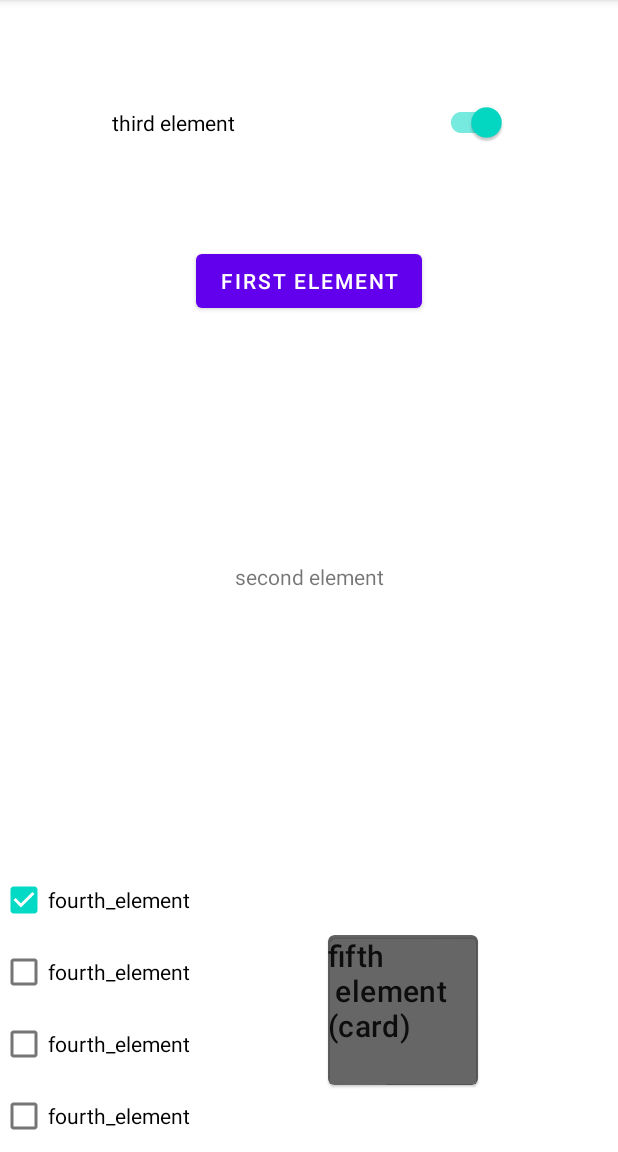
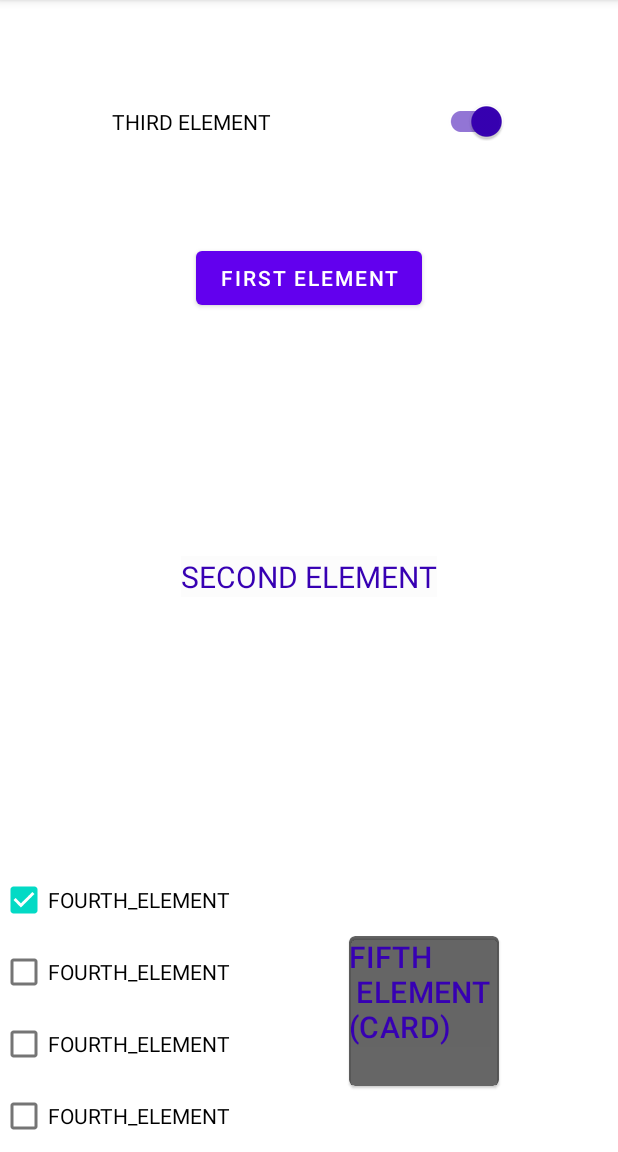
Before and after one commit to DmitryCAP/LarnDesignAndroid, an Android app: the screen it shows after launch (MainActivity), on a phone screen of 412 x 824 dp, the part 84-1236 px from its top. Run offline under Robolectric (Android 15) with nearby library versions, the phone set to English and light mode, and no system bars.

Commit message:
createTheme/Style

```diff
--- a/app/src/main/res/layout/activity_main.xml
+++ b/app/src/main/res/layout/activity_main.xml
@@ -11,12 +11,14 @@
         android:layout_width="wrap_content"
         android:layout_height="wrap_content"
         android:text="second element"
+        android:textColor="@color/purple_700"
         app:layout_constraintBottom_toBottomOf="parent"
         app:layout_constraintLeft_toLeftOf="parent"
         app:layout_constraintRight_toRightOf="parent"
         app:layout_constraintTop_toTopOf="parent" />
 
     <Button
+
         android:id="@+id/button3"
         android:layout_width="wrap_content"
         android:layout_height="wrap_content"
@@ -27,10 +29,12 @@
         app:layout_constraintTop_toTopOf="parent" />
 
     <com.google.android.material.switchmaterial.SwitchMaterial
+        style="@style/TextUppercase"
         android:layout_width="263dp"
         android:layout_height="30dp"
         android:checked="true"
         android:text="third element"
+        android:theme="@style/ThemeOverlay.Switch"
         app:layout_constraintBottom_toTopOf="@+id/button3"
         app:layout_constraintEnd_toEndOf="parent"
         app:layout_constraintStart_toStartOf="parent"
@@ -38,6 +42,7 @@
         tools:ignore="MissingConstraints" />
 
     <LinearLayout
+
         android:id="@+id/linearLayout"
         android:layout_width="wrap_content"
         android:layout_height="wrap_content"
@@ -46,6 +51,7 @@
         tools:ignore="MissingConstraints">
 
         <CheckBox
+            style="@style/TextUppercase"
             android:layout_width="wrap_content"
             android:layout_height="wrap_content"
             android:checked="true"
@@ -53,6 +59,7 @@
             app:layout_constraintBottom_toBottomOf="parent" />
 
         <CheckBox
+            style="@style/TextUppercase"
             android:layout_width="wrap_content"
             android:layout_height="wrap_content"
             android:text="@string/label_2"
@@ -61,6 +68,7 @@
 
         <CheckBox
             android:id="@+id/checkBox"
+            style="@style/TextUppercase"
             android:layout_width="wrap_content"
             android:layout_height="wrap_content"
             android:text="@string/label_3"
@@ -70,6 +78,7 @@
 
         <CheckBox
             android:id="@+id/checkBox2"
+            style="@style/TextUppercase"
             android:layout_width="wrap_content"
             android:layout_height="wrap_content"
             android:text="@string/label_4"
@@ -80,6 +89,7 @@
     </LinearLayout>
 
     <com.google.android.material.card.MaterialCardView
+
         android:layout_width="100dp"
         android:layout_height="100dp"
         android:checkable="true"
@@ -92,13 +102,16 @@
         app:layout_constraintHorizontal_bias="0.498"
         app:layout_constraintStart_toEndOf="@+id/linearLayout"
         app:layout_constraintTop_toBottomOf="@+id/textView"
-        app:layout_constraintVertical_bias="0.838" >
+        app:layout_constraintVertical_bias="0.838">
+
         <TextView
+
+            style="@style/Theme.MyApp.TextView"
             android:layout_width="wrap_content"
             android:layout_height="wrap_content"
             android:text="@string/title"
             android:textAppearance="?attr/textAppearanceHeadline6"
-            />
+            android:textColor="@color/purple_700" />
     </com.google.android.material.card.MaterialCardView>
 
 </androidx.constraintlayout.widget.ConstraintLayout>
--- /dev/null
+++ b/app/src/main/res/values/styles.xml
@@ -0,0 +1,10 @@
+<?xml version="1.0" encoding="utf-8"?>
+<resources>
+
+    <style name="MyAppCardTextView" parent="Theme.MyApp.TextView">
+        <item name="android:layout_width">wrap_content</item>
+        <item name="android:layout_height">wrap_content</item>
+        <item name="android:textAppearance">?attr/textAppearanceHeadline6</item>
+        <item name="android:textColor">@color/purple_700</item>
+    </style>
+</resources>
--- a/app/src/main/res/values/themes.xml
+++ b/app/src/main/res/values/themes.xml
@@ -12,5 +12,21 @@
         <!-- Status bar color. -->
         <item name="android:statusBarColor" tools:targetApi="l">?attr/colorPrimaryVariant</item>
         <!-- Customize your theme here. -->
+        <item name="android:textViewStyle">@style/Theme.MyApp.TextView</item>
     </style>
+
+    <style name="Theme.MyApp.TextView" parent="Widget.MaterialComponents.TextView">
+        <item name="android:textSize">20sp</item>
+        <item name="android:background">@color/cardview_shadow_end_color</item>
+        <item name="android:textAllCaps">true</item>
+    </style>
+
+    <style name="TextUppercase">
+        <item name="android:textAllCaps">true</item>
+    </style>
+
+    <style name="ThemeOverlay.Switch" parent="ThemeOverlay.MaterialComponents.TextInputEditText">
+        <item name="colorPrimary">@color/purple_700</item>
+    </style>
+
 </resources>
```
